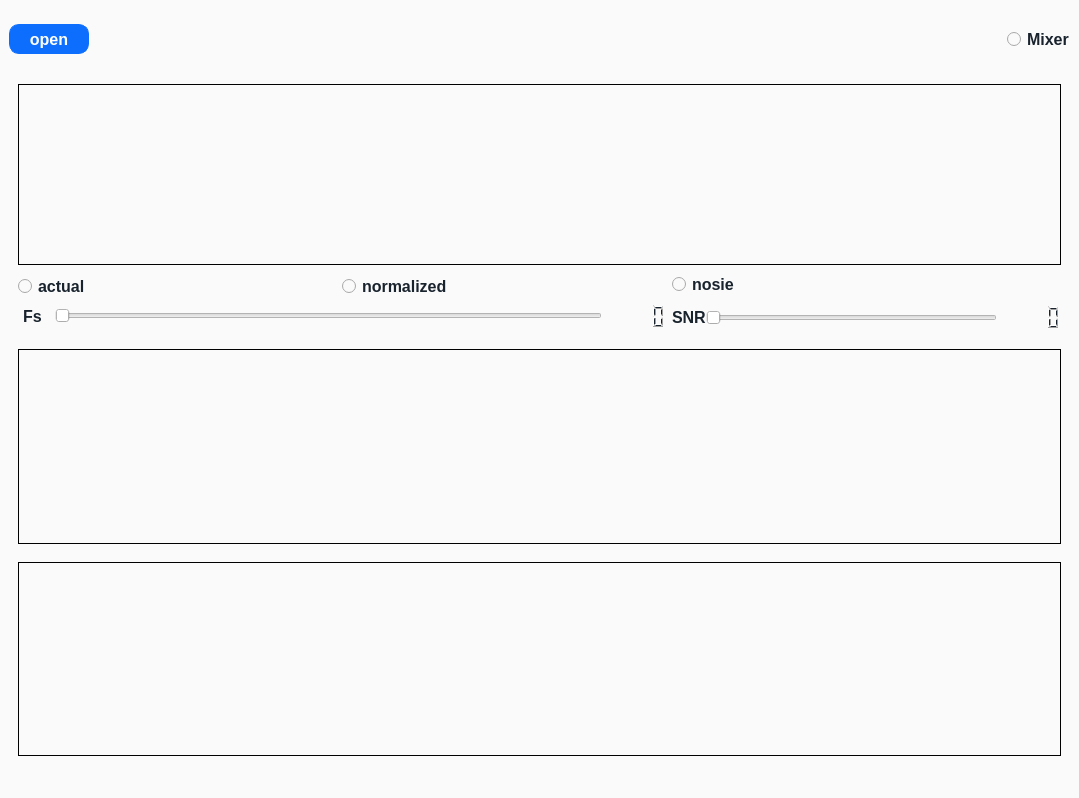
omarshaban02/Sampling-Studio, file main.ui: the form before one commit.
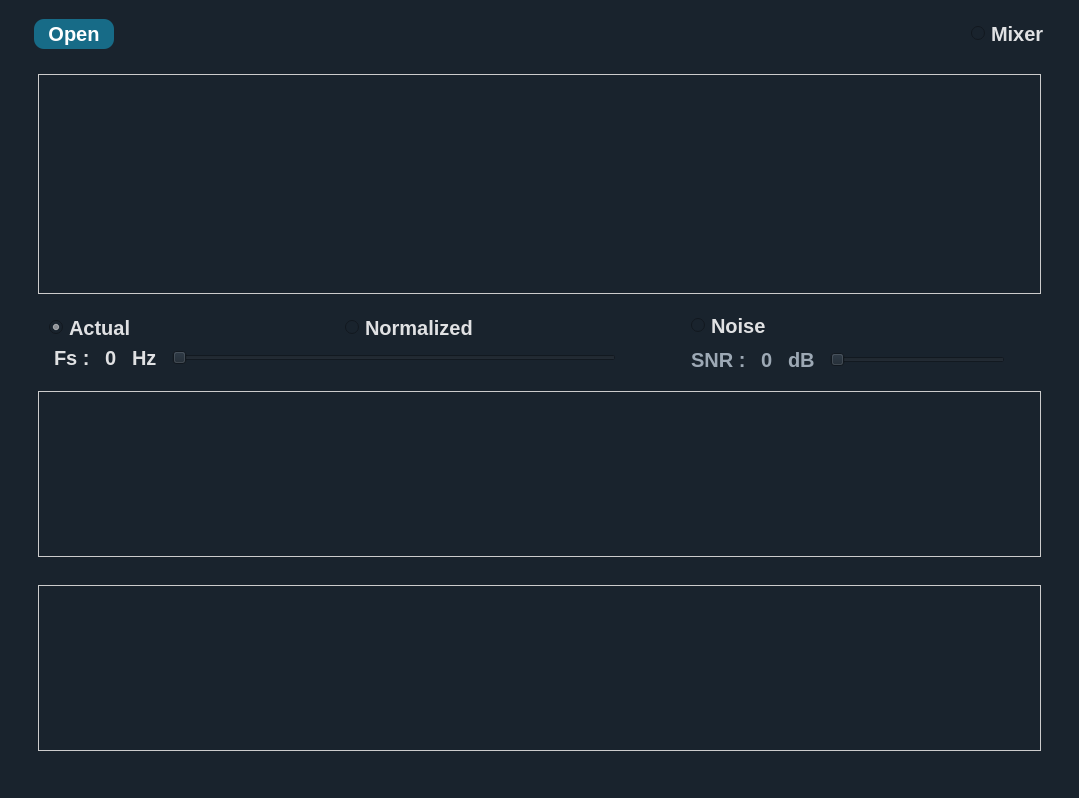
The form after the commit. Icons and pictures are not drawn.

The edit to the form file:
```diff
--- a/main.ui
+++ b/main.ui
@@ -15,27 +15,26 @@
   </property>
   <property name="styleSheet">
    <string notr="true">QWidget {
-  background-color: #FAFAFA;
-  border: 0px solid #C9CDD0;
+  background-color: #19232D;
+  border: 0px solid #455364;
   padding: 0px;
-  color: #19232D;
-  selection-background-color: #0d6efd;
-  selection-color: #19232D;
-  font-family: Ubuntu;
-  font-size:16px;
-  font-weight:bold;
+  color: #E0E1E3;
+  selection-background-color: #346792;
+  selection-color: #E0E1E3;
+	font-family : Ubuntu;
+font-size: 20px;
+font-weight: bold;
 }
 
 QWidget:disabled {
-  background-color: #FAFAFA;
-  color: #788D9C;
-  selection-background-color: #DAEDFF;
-  selection-color: #788D9C;
+  background-color: #19232D;
+  color: #9DA9B5;
+  selection-background-color: #26486B;
+  selection-color: #9DA9B5;
 }
 
 QWidget::item:selected {
-  background-color:  rgba(13, 110, 253,60%);
-	color:white;
+  background-color: #176B87;
 }
 
 QWidget::item:hover:!selected {
@@ -43,8 +42,8 @@
 }
 
 QMainWindow::separator {
-  background-color: #C9CDD0;
-  border: 0px solid #FAFAFA;
+  background-color: #455364;
+  border: 0px solid #19232D;
   spacing: 0px;
   padding: 2px;
 }
@@ -53,6 +52,7 @@
   background-color: #ACB1B6;
   border: 0px solid #73C7FF;
 }
+
 /*-------------------------------------------------------------------------------------------*/
 
 QCheckBox {
@@ -64,9 +64,7 @@
   padding-bottom: 4px;
 }
 
-QCheckBox:hover {
-  border: red;
-}
+
 
 QCheckBox QWidget:disabled {
   background-color: #FAFAFA;
@@ -83,14 +81,13 @@
 QScrollBar:horizontal {
   height: 16px;
   margin: 2px 16px 2px 16px;
-  border: 1px solid rgba(65, 105, 225,30%);
+  border: 1px solid white;
   border-radius: 4px;
-  background-color: #FAFAFA;
+  background-color: rgb(25, 35, 45);
 }
 
-
 QScrollBar::handle:horizontal {
-  background-color: #0d6efd;
+  background-color: #176B87;
   border: 1px solid #C9CDD0;
   border-radius: 4px;
   min-width: 8px;
@@ -107,16 +104,16 @@
   border: 1px solid red;
 }
 QScrollBar:vertical {
-  background-color: #FAFAFA;
+  background-color: rgb(25, 35, 45);
   width: 16px;
   margin: 16px 2px 16px 2px;
-  border: 1px solid #C9CDD0;
+  border: 1px solid white;
   border-radius: 4px;
 }
 
 
 QScrollBar::handle:vertical {
-  background-color: #0d6efd;
+  background-color: #176B87;
   border: 1px solid #C9CDD0;
   min-height: 8px;
   border-radius: 4px;
@@ -210,6 +207,7 @@
   background: none;
 }
 
+
 QScrollBar::add-page:horizontal, QScrollBar::sub-page:horizontal {
   background: none;
 }
@@ -220,13 +218,13 @@
 
 /*----------------------------------------------------------------------------------------*/
 QPushButton{
-	border:1px solid #0d6efd;
-	background-color: #0d6efd;
-	color:rgb(255, 255, 255);
-	border-radius: 10px;
-	font-weight:bold;
-	font-size:16px;
-	 transition: 500ms;
+ /*border:2px solid #05B8CC;*/
+ background-color: #176B87;
+ color:rgb(255, 255, 255);
+ border-radius: 10px;
+ font-weight:bold;
+ font-size:16px;
+  transition: 500ms;
 }
 
 QPushButton::hover{
@@ -237,10 +235,7 @@
 	margin:1px 2px;
 	font-size: 15px;
 }
-/*-------------------------------------------------------------------------------*/
-
-
-</string>
+/*----------------------------------------------------------------------------------------*/</string>
   </property>
   <widget class="QWidget" name="centralwidget">
    <layout class="QVBoxLayout" name="verticalLayout">
@@ -275,16 +270,16 @@
       </property>
       <layout class="QHBoxLayout" name="horizontalLayout_12">
        <property name="spacing">
-        <number>0</number>
+        <number>5</number>
        </property>
        <property name="leftMargin">
-        <number>0</number>
+        <number>25</number>
        </property>
        <property name="topMargin">
         <number>0</number>
        </property>
        <property name="rightMargin">
-        <number>0</number>
+        <number>25</number>
        </property>
        <property name="bottomMargin">
         <number>0</number>
@@ -309,8 +304,11 @@
            <height>30</height>
           </size>
          </property>
+         <property name="styleSheet">
+          <string notr="true">font-size: 20px;</string>
+         </property>
          <property name="text">
-          <string>open</string>
+          <string>Open</string>
          </property>
         </widget>
        </item>
@@ -375,7 +373,6 @@
              <font>
               <family>Ubuntu</family>
               <pointsize>-1</pointsize>
-              <weight>75</weight>
               <bold>true</bold>
              </font>
             </property>
@@ -428,24 +425,30 @@
          <property name="frameShadow">
           <enum>QFrame::Raised</enum>
          </property>
-         <layout class="QVBoxLayout" name="verticalLayout_2" stretch="0,3,3">
+         <layout class="QVBoxLayout" name="verticalLayout_2" stretch="0,0,3,3">
           <property name="spacing">
-           <number>0</number>
+           <number>10</number>
           </property>
           <property name="leftMargin">
-           <number>0</number>
+           <number>20</number>
           </property>
           <property name="topMargin">
            <number>0</number>
           </property>
           <property name="rightMargin">
-           <number>0</number>
+           <number>20</number>
           </property>
           <property name="bottomMargin">
            <number>0</number>
           </property>
           <item>
            <widget class="QFrame" name="graph_view1">
+            <property name="sizePolicy">
+             <sizepolicy hsizetype="Preferred" vsizetype="Expanding">
+              <horstretch>0</horstretch>
+              <verstretch>0</verstretch>
+             </sizepolicy>
+            </property>
             <property name="styleSheet">
              <string notr="true"/>
             </property>
@@ -455,21 +458,24 @@
             <property name="frameShadow">
              <enum>QFrame::Raised</enum>
             </property>
-            <layout class="QVBoxLayout" name="verticalLayout_5" stretch="3,1">
+            <layout class="QVBoxLayout" name="verticalLayout_5">
              <item>
               <widget class="QGraphicsView" name="graphics_view1">
                <property name="minimumSize">
                 <size>
                  <width>0</width>
-                 <height>120</height>
+                 <height>220</height>
                 </size>
                </property>
                <property name="toolTip">
                 <string>&lt;html&gt;&lt;head/&gt;&lt;body&gt;&lt;p&gt;click on a signal to activat&lt;/p&gt;&lt;p&gt;douple click for deactivate all signals&lt;/p&gt;&lt;/body&gt;&lt;/html&gt;</string>
                </property>
                <property name="styleSheet">
-                <string notr="true">border: 1px solid black;</string>
+                <string notr="true">border: 1px solid #ccc;</string>
                </property>
+              </widget>
+             </item>
+            </layout>
               </widget>
              </item>
              <item>
@@ -479,6 +485,12 @@
                  <property name="spacing">
                   <number>0</number>
                  </property>
+              <property name="leftMargin">
+               <number>20</number>
+              </property>
+              <property name="rightMargin">
+               <number>20</number>
+              </property>
                  <item>
                   <widget class="QFrame" name="frame_6">
                    <property name="sizePolicy">
@@ -524,14 +536,17 @@
                     <item>
                      <widget class="QRadioButton" name="actual_radioButton">
                       <property name="text">
-                       <string>actual</string>
+                    <string>Actual</string>
+                   </property>
+                   <property name="checked">
+                    <bool>true</bool>
                       </property>
                      </widget>
                     </item>
                     <item>
                      <widget class="QRadioButton" name="normalized_radioButton">
                       <property name="text">
-                       <string>normalized</string>
+                    <string>Normalized</string>
                       </property>
                      </widget>
                     </item>
@@ -558,9 +573,9 @@
                    <property name="frameShadow">
                     <enum>QFrame::Raised</enum>
                    </property>
-                   <layout class="QHBoxLayout" name="horizontalLayout_5" stretch="1,17,0">
+                <layout class="QHBoxLayout" name="horizontalLayout_5" stretch="1,0,0,17">
                     <property name="spacing">
-                     <number>0</number>
+                  <number>15</number>
                     </property>
                     <property name="leftMargin">
                      <number>5</number>
@@ -569,7 +584,7 @@
                      <number>0</number>
                     </property>
                     <property name="rightMargin">
-                     <number>0</number>
+                  <number>25</number>
                     </property>
                     <property name="bottomMargin">
                      <number>0</number>
@@ -577,29 +592,34 @@
                     <item>
                      <widget class="QLabel" name="frequency_label">
                       <property name="text">
-                       <string>Fs</string>
+                    <string>Fs :</string>
+                   </property>
+                  </widget>
+                 </item>
+                 <item>
+                  <widget class="QLabel" name="frequency_value_label">
+                   <property name="text">
+                    <string>0</string>
+                   </property>
+                  </widget>
+                 </item>
+                 <item>
+                  <widget class="QLabel" name="Fmax_label">
+                   <property name="text">
+                    <string>Hz</string>
                       </property>
                      </widget>
                     </item>
                     <item>
                      <widget class="QSlider" name="frequency_slider">
+                   <property name="maximum">
+                    <number>500</number>
+                   </property>
                       <property name="orientation">
                        <enum>Qt::Horizontal</enum>
                       </property>
                      </widget>
                     </item>
-                    <item>
-                     <widget class="QLCDNumber" name="lcdNumber">
-                      <property name="font">
-                       <font>
-                        <family>Ubuntu</family>
-                        <pointsize>-1</pointsize>
-                        <weight>75</weight>
-                        <bold>true</bold>
-                       </font>
-                      </property>
-                     </widget>
-                    </item>
                    </layout>
                   </widget>
                  </item>
@@ -607,6 +627,12 @@
                </item>
                <item>
                 <layout class="QVBoxLayout" name="verticalLayout_4">
+              <property name="leftMargin">
+               <number>20</number>
+              </property>
+              <property name="rightMargin">
+               <number>20</number>
+              </property>
                  <item>
                   <widget class="QFrame" name="frame_8">
                    <property name="maximumSize">
@@ -646,7 +672,7 @@
                        </sizepolicy>
                       </property>
                       <property name="text">
-                       <string>nosie</string>
+                    <string>Noise</string>
                       </property>
                      </widget>
                     </item>
@@ -667,9 +693,9 @@
                    <property name="frameShadow">
                     <enum>QFrame::Raised</enum>
                    </property>
-                   <layout class="QHBoxLayout" name="horizontalLayout_7" stretch="1,9,0">
+                <layout class="QHBoxLayout" name="horizontalLayout_7" stretch="1,0,0,9">
                     <property name="spacing">
-                     <number>0</number>
+                  <number>15</number>
                     </property>
                     <property name="leftMargin">
                      <number>0</number>
@@ -678,46 +704,63 @@
                      <number>0</number>
                     </property>
                     <property name="rightMargin">
-                     <number>0</number>
+                  <number>25</number>
                     </property>
                     <property name="bottomMargin">
                      <number>0</number>
                     </property>
                     <item>
                      <widget class="QLabel" name="SNR_label">
+                   <property name="enabled">
+                    <bool>false</bool>
+                   </property>
                       <property name="text">
-                       <string>SNR</string>
+                    <string>SNR :</string>
+                   </property>
+                  </widget>
+                 </item>
+                 <item>
+                  <widget class="QLabel" name="SNR_value_label">
+                   <property name="enabled">
+                    <bool>false</bool>
+                   </property>
+                   <property name="text">
+                    <string>0</string>
+                   </property>
+                  </widget>
+                 </item>
+                 <item>
+                  <widget class="QLabel" name="dB_label">
+                   <property name="enabled">
+                    <bool>false</bool>
+                   </property>
+                   <property name="text">
+                    <string>dB</string>
                       </property>
                      </widget>
                     </item>
                     <item>
                      <widget class="QSlider" name="SNR_slider">
+                   <property name="enabled">
+                    <bool>false</bool>
+                   </property>
+                   <property name="maximum">
+                    <number>50</number>
+                   </property>
+                   <property name="singleStep">
+                    <number>1</number>
+                   </property>
                       <property name="orientation">
                        <enum>Qt::Horizontal</enum>
                       </property>
                      </widget>
                     </item>
-                    <item>
-                     <widget class="QLCDNumber" name="lcdNumber_2">
-                      <property name="font">
-                       <font>
-                        <family>Ubuntu</family>
-                        <pointsize>-1</pointsize>
-                        <weight>75</weight>
-                        <bold>true</bold>
-                       </font>
-                      </property>
-                     </widget>
-                    </item>
                    </layout>
                   </widget>
                  </item>
                 </layout>
                </item>
               </layout>
-             </item>
-            </layout>
-           </widget>
           </item>
           <item>
            <widget class="QFrame" name="graph_view2">
@@ -737,7 +780,7 @@
                 <string>&lt;html&gt;&lt;head/&gt;&lt;body&gt;&lt;p&gt;click on a signal to activat&lt;/p&gt;&lt;p&gt;douple click for deactivate all signals&lt;/p&gt;&lt;/body&gt;&lt;/html&gt;</string>
                </property>
                <property name="styleSheet">
-                <string notr="true">border: 1px solid black;</string>
+                <string notr="true">border: 1px solid #ccc;</string>
                </property>
               </widget>
              </item>
@@ -762,7 +805,7 @@
                 <string>&lt;html&gt;&lt;head/&gt;&lt;body&gt;&lt;p&gt;click on a signal to activat&lt;/p&gt;&lt;p&gt;douple click for deactivate all signals&lt;/p&gt;&lt;/body&gt;&lt;/html&gt;</string>
                </property>
                <property name="styleSheet">
-                <string notr="true">border: 1px solid black;</string>
+                <string notr="true">border: 1px solid #ccc;</string>
                </property>
               </widget>
              </item>
```
Left out of the diff: 99 changed lines with no effect on the pictures. Lines whose indentation alone changed are shown as unchanged.
